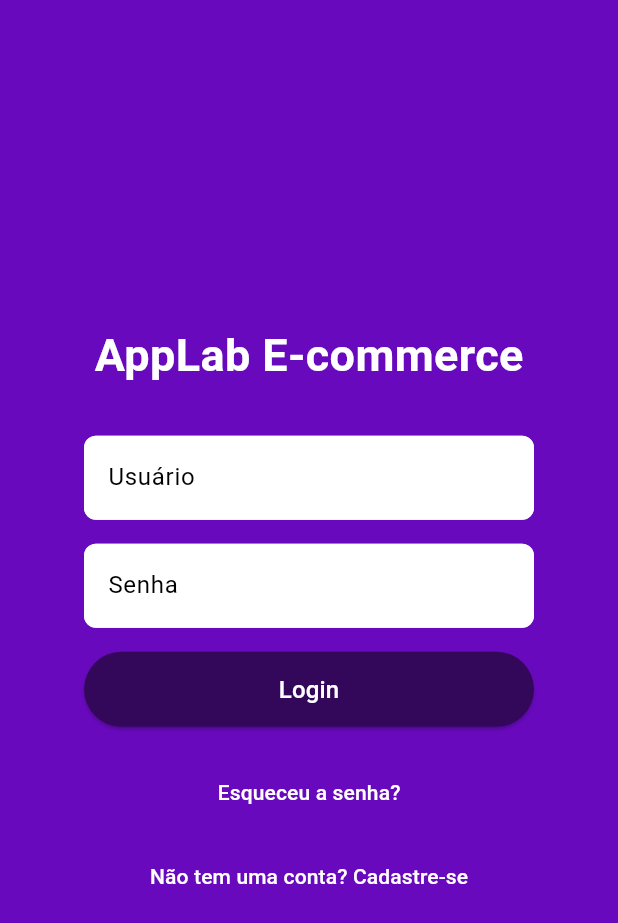
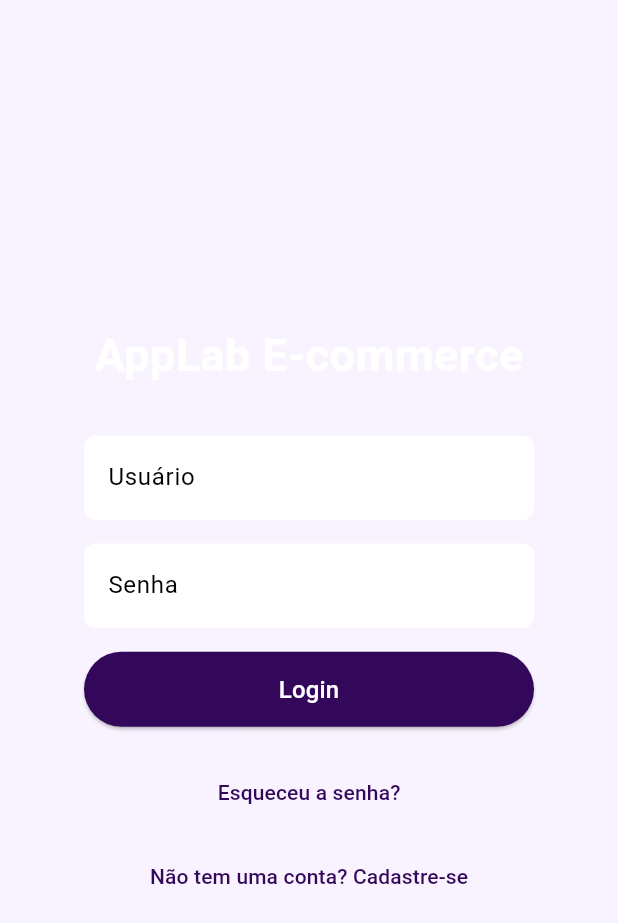
Before and after one commit to AppLab-Mobile-UFRN-2026-1/App-E-commerce, a Flutter app: the screen it shows after launch, on a phone screen of 412 x 824 dp. Shown: the top 923 px of the screen. Run offline on Flutter 3.47's test engine with Material 3 defaults, Android fonts, the light colour scheme and no system bars.

Commit message:
Mudança das cores

```diff
--- a/lib/src/screens/login_screen.dart
+++ b/lib/src/screens/login_screen.dart
@@ -53,7 +53,6 @@ class _LoginScreenState extends State<LoginScreen> {
   @override
   Widget build(BuildContext context) {
     return Scaffold(
-      backgroundColor: Theme.of(context).colorScheme.primary,
       body: Center(
         child: Padding(
           padding: EdgeInsets.all(16.0),
@@ -147,7 +146,7 @@ class _LoginScreenState extends State<LoginScreen> {
                     child: Text(
                       'Esqueceu a senha?',
                       style: TextStyle(
-                        color: Theme.of(context).colorScheme.onPrimary,
+                        color: Theme.of(context).colorScheme.secondary,
                       ),
                     ),
                   ),
@@ -157,7 +156,7 @@ class _LoginScreenState extends State<LoginScreen> {
                     child: Text(
                       "Não tem uma conta? Cadastre-se",
                       style: TextStyle(
-                        color: Theme.of(context).colorScheme.onPrimary,
+                        color: Theme.of(context).colorScheme.secondary,
                       ),
                     ),
                   ),
```
